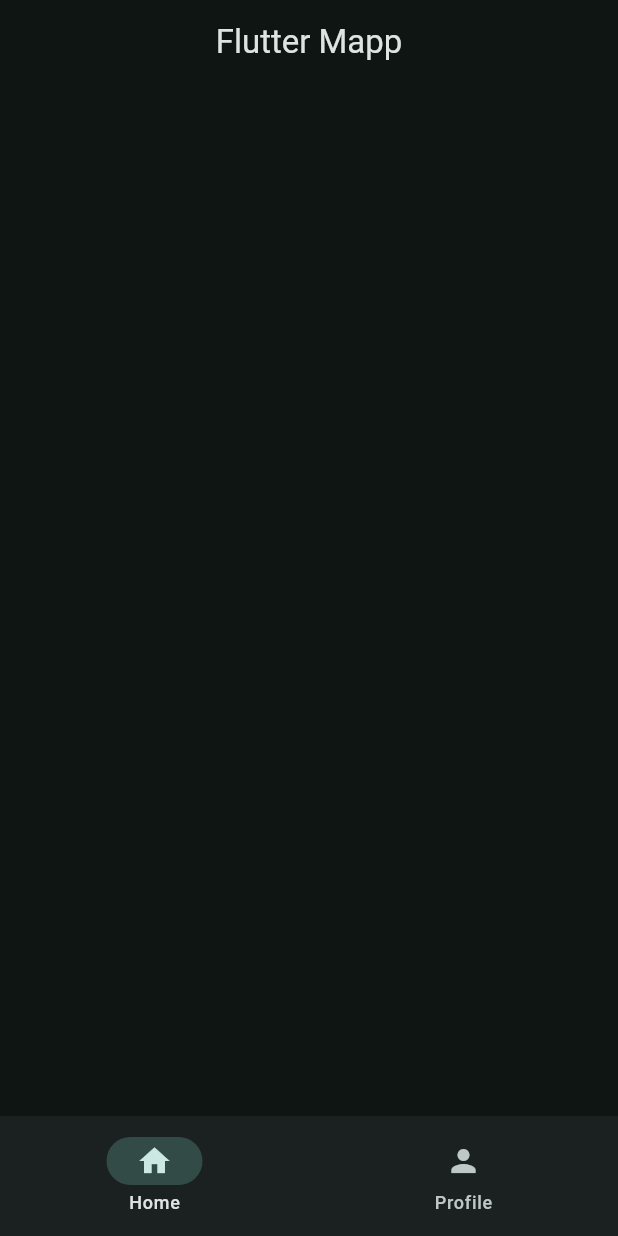
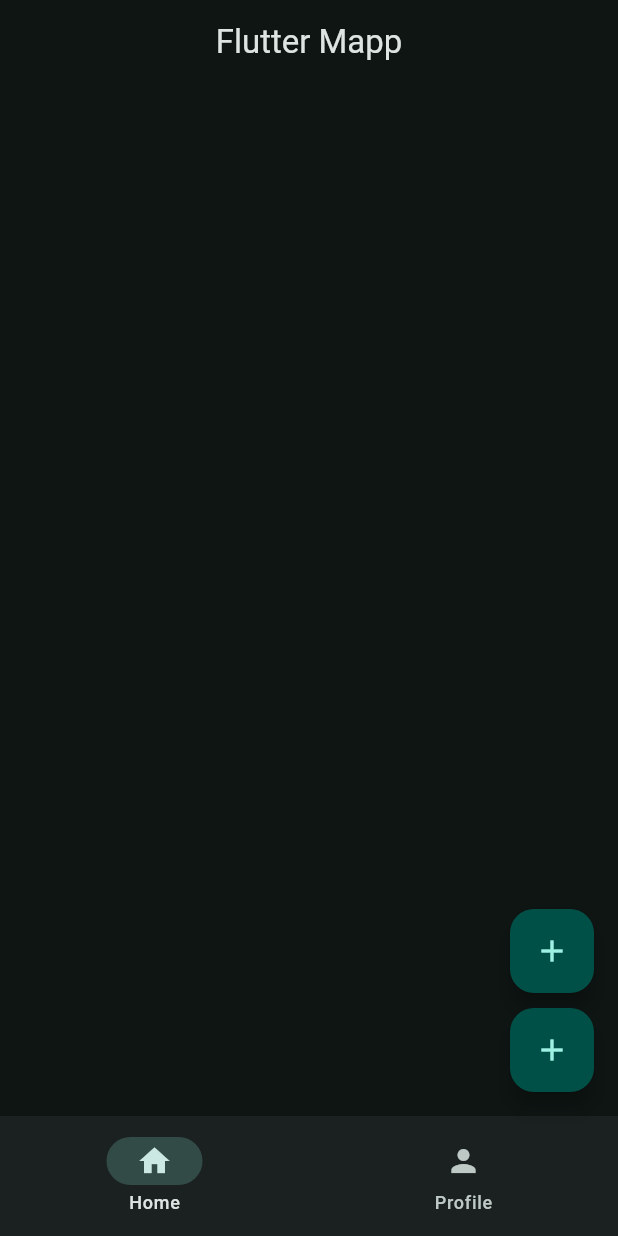
Before and after one commit to iPadKID27/Flutter-Learning-Code, a Flutter app: the screen it shows after launch, on a phone screen of 412 x 824 dp. Run offline on Flutter 3.47's test engine with Material 3 defaults, Android fonts, the phone set to English and light mode, and no system bars.

Commit message:
FloatingActionButtom

```diff
--- a/lib/main.dart
+++ b/lib/main.dart
@@ -19,14 +19,32 @@ class MyApp extends StatelessWidget {
       ),
       home: Scaffold(
         appBar: AppBar(title: Text("Flutter Mapp"), centerTitle: true),
+        floatingActionButton: Column(
+          mainAxisSize: MainAxisSize.min,
+          children: [
+            FloatingActionButton(
+              onPressed: () {
+                print("aksdjakjsd");
+              },
+              child: Icon(Icons.add),
+            ),
+            SizedBox(
+              height: 10,
+            ),
+            FloatingActionButton(
+              onPressed: () {
+                print("aksdjakjsd");
+              },
+              child: Icon(Icons.add),
+            ),
+          ],
+        ),
         bottomNavigationBar: NavigationBar(
           destinations: [
             NavigationDestination(icon: Icon(Icons.home), label: "Home"),
             NavigationDestination(icon: Icon(Icons.person), label: "Profile"),
           ],
-          onDestinationSelected: (int value) {
-            print(value);
-          },
+          onDestinationSelected: (int value) {},
           selectedIndex: 0,
         ),
       ),
```
